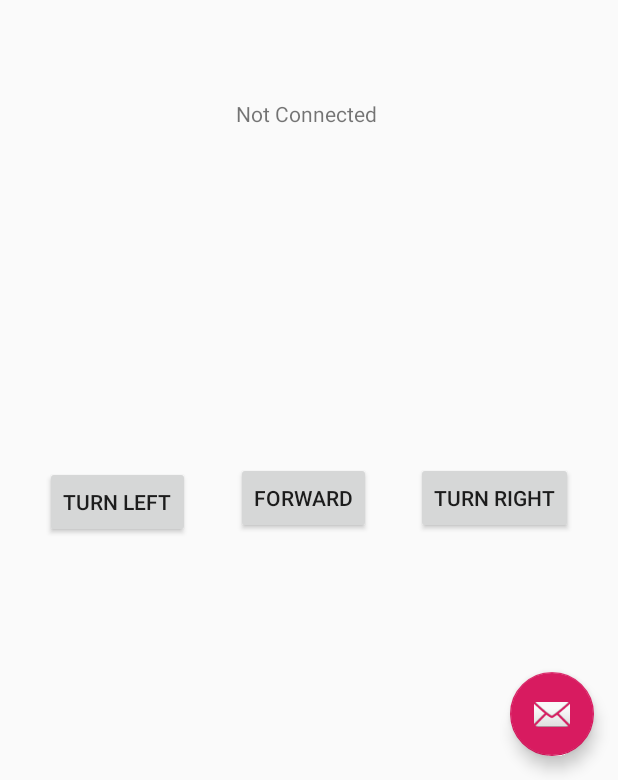
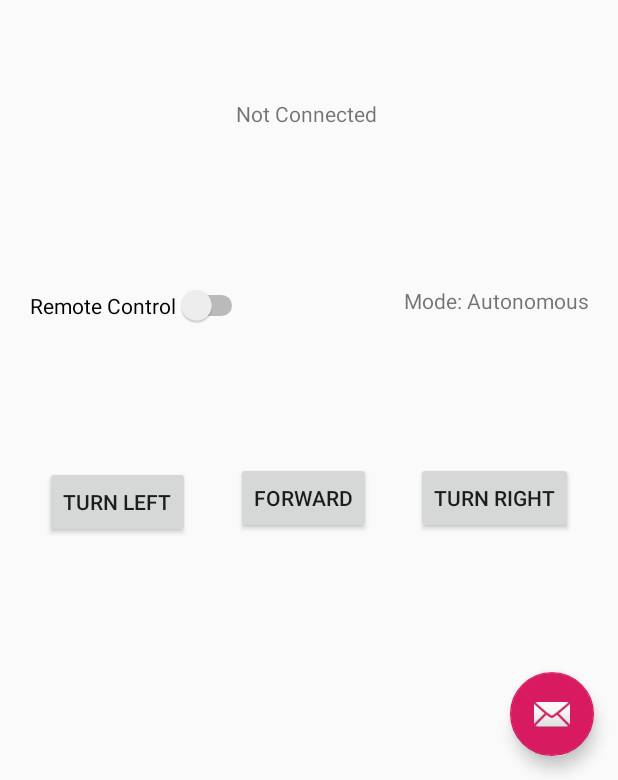
Before and after one commit to mpchow/AutonomousRobot-AndroidApp, an Android app: the screen it shows after launch (MainActivity), after a tap on "FORWARD", on a phone screen of 412 x 824 dp, the part 456-1236 px from its top. Run offline under Robolectric (Android 15) with nearby library versions, the phone set to English and light mode, and no system bars; 3 statements that could not run were skipped.

Commit message:
Functionality for changing the pi's mode

```diff
--- a/Android app/app/src/main/java/com/example/robotcontrol/MainActivity.java
+++ b/Android app/app/src/main/java/com/example/robotcontrol/MainActivity.java
@@ -13,7 +13,9 @@ import android.view.View;
 import android.view.Menu;
 import android.view.MenuItem;
 import android.widget.Button;
+import android.widget.CompoundButton;
 import android.widget.ImageView;
+import android.widget.Switch;
 import android.widget.TextView;
 import android.graphics.Bitmap;
 
@@ -31,6 +33,8 @@ public class MainActivity extends AppCompatActivity {
     private InetAddress address; //Put address of the raspberry pi here
     private int port; //Put the port number of the raspberry pi here
     private ImageView robotCamera; //create the imageView instance
+    private Switch modeToggle;
+    private TextView modeStatus;
 
     @Override
     protected void onCreate(Bundle savedInstanceState) {
@@ -42,10 +46,12 @@ public class MainActivity extends AppCompatActivity {
         //Instantiate the port
         port = 5000;
 
+        //Instantiate the mode toggle
+        modeToggle = (Switch) findViewById(R.id.modeToggle);
+        //Instantiate the mode status
+        modeStatus = (TextView) findViewById(R.id.ModeStatus);
         //Get the forwardButton
         final Button forwardButton = (Button) findViewById(R.id.forward);
-        //Get the backwardButton
-        final Button backwardButton = (Button) findViewById(R.id.backwards);
         //Get the leftButton
         final Button leftButton = (Button) findViewById(R.id.leftwards);
         //Get the rightbutton
@@ -73,6 +79,21 @@ public class MainActivity extends AppCompatActivity {
         rightButton.setOnClickListener(new View.OnClickListener() {
             public void onClick(View v) {
                 turnRight();
+            }
+        });
+
+        //Add an event listener for the toggle
+        modeToggle.setOnCheckedChangeListener(new CompoundButton.OnCheckedChangeListener() {
+            @Override
+            public void onCheckedChanged(CompoundButton buttonView, boolean isChecked) {
+                //If the switch is on
+                if(isChecked) {
+                    modeStatus.setText("Mode:Remote Control");
+                }
+                else {
+                    modeStatus.setText("Mode:Autonomous");
+                }
+                ChangeMode(isChecked);
             }
         });
 
@@ -138,13 +159,14 @@ public class MainActivity extends AppCompatActivity {
     }
 
     //Send a request
-    public void sendRequest(String movement) {
+    public void sendRequest(String movement, String mode) {
         //Create a new JSONObject
         JSONObject request = new JSONObject();
 
         //Try adding fields to the JSON
         try {
             request.put("Type", movement);
+            request.put("Mode", mode);
             //Send the request out over the socket
             out.print(request);
             //Flush the socket
@@ -156,20 +178,37 @@ public class MainActivity extends AppCompatActivity {
         }
     }
 
+    //Tell the pi to change modes
+    public void ChangeMode(boolean mode) {
+        if(mode) {
+            sendRequest("NULL", "Remote");
+        }
+        else {
+            sendRequest("NULL", "Autonomous");
+        }
+    }
+
     //send a request to turn left
     public void turnLeft()  {
-        sendRequest("Left");
+        if(modeStatus.getText() == "Mode:Remote Control") {
+            sendRequest("Left", "Remote");
+        }
     }
 
     //send a request to turn right
     public void turnRight() {
-        sendRequest("Right");
+        if(modeStatus.getText() == "Mode:Remote Control") {
+            sendRequest("Right", "Remote");
+        }
     }
 
     //send a request to move forwards
     public void moveForward() {
-        sendRequest("Forward");
+        if(modeStatus.getText() == "Mode:Remote Control") {
+            sendRequest("Forward", "Remote");
+        }
     }
+
 
 
     @Override
--- a/Android app/app/src/main/res/layout/content_main.xml
+++ b/Android app/app/src/main/res/layout/content_main.xml
@@ -70,4 +70,36 @@
         app:layout_constraintStart_toStartOf="parent"
         app:layout_constraintTop_toTopOf="parent"
         tools:srcCompat="@tools:sample/avatars" />
+
+    <Switch
+        android:id="@+id/modeToggle"
+        android:layout_width="wrap_content"
+        android:layout_height="wrap_content"
+        android:layout_marginStart="54dp"
+        android:layout_marginLeft="54dp"
+        android:layout_marginTop="89dp"
+        android:layout_marginEnd="52dp"
+        android:layout_marginRight="52dp"
+        android:layout_marginBottom="75dp"
+        android:text="Remote Control"
+        app:layout_constraintBottom_toTopOf="@+id/forward"
+        app:layout_constraintEnd_toStartOf="@+id/ModeStatus"
+        app:layout_constraintStart_toStartOf="parent"
+        app:layout_constraintTop_toBottomOf="@+id/textView" />
+
+    <TextView
+        android:id="@+id/ModeStatus"
+        android:layout_width="wrap_content"
+        android:layout_height="wrap_content"
+        android:layout_marginStart="52dp"
+        android:layout_marginLeft="52dp"
+        android:layout_marginTop="90dp"
+        android:layout_marginEnd="53dp"
+        android:layout_marginRight="53dp"
+        android:layout_marginBottom="83dp"
+        android:text="Mode: Autonomous"
+        app:layout_constraintBottom_toTopOf="@+id/rightwards"
+        app:layout_constraintEnd_toEndOf="parent"
+        app:layout_constraintStart_toEndOf="@+id/modeToggle"
+        app:layout_constraintTop_toBottomOf="@+id/textView" />
 </androidx.constraintlayout.widget.ConstraintLayout>
```
